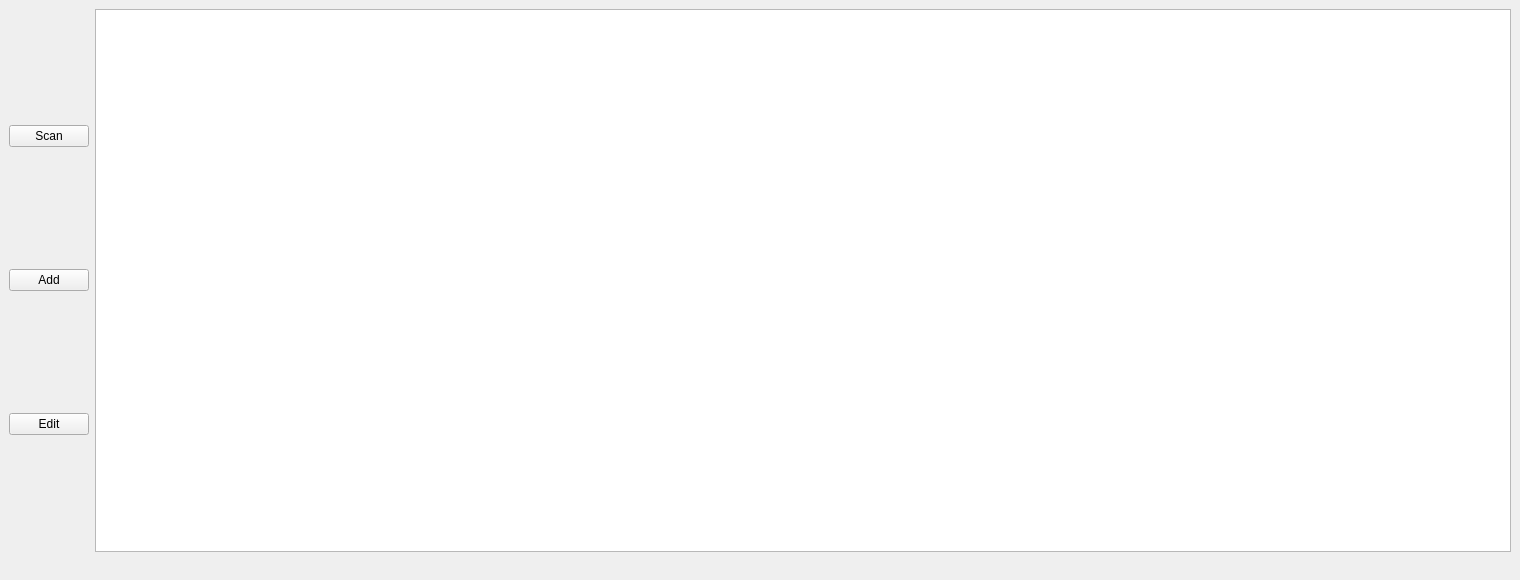
Above: ui_main_window.ui from rarepi/qAnime before the change. Below: the same form after it.
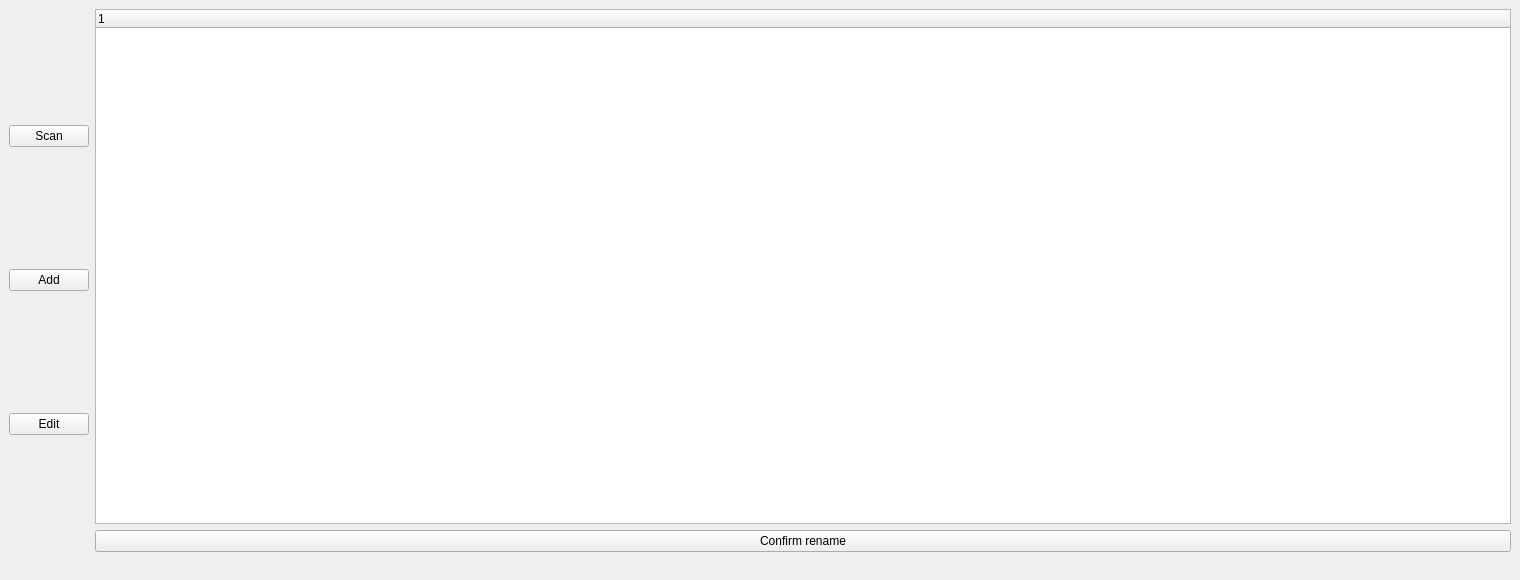
That is the form after the change.

Commit message: Use QTreeWidget, so we can properly display the files grouped below their respective torrents

```diff
--- a/ui_main_window.ui
+++ b/ui_main_window.ui
@@ -66,7 +66,24 @@
      </layout>
     </item>
     <item>
-     <widget class="QTableWidget" name="table"/>
+     <layout class="QVBoxLayout" name="vlayout_table">
+      <item>
+       <widget class="QTreeWidget" name="tree_torrents">
+        <column>
+         <property name="text">
+          <string notr="true">1</string>
+         </property>
+        </column>
+       </widget>
+      </item>
+      <item>
+       <widget class="QPushButton" name="button_confirm_rename">
+        <property name="text">
+         <string>Confirm rename</string>
+        </property>
+       </widget>
+      </item>
+     </layout>
     </item>
    </layout>
   </widget>
```
The commit also changes 8 other files.
